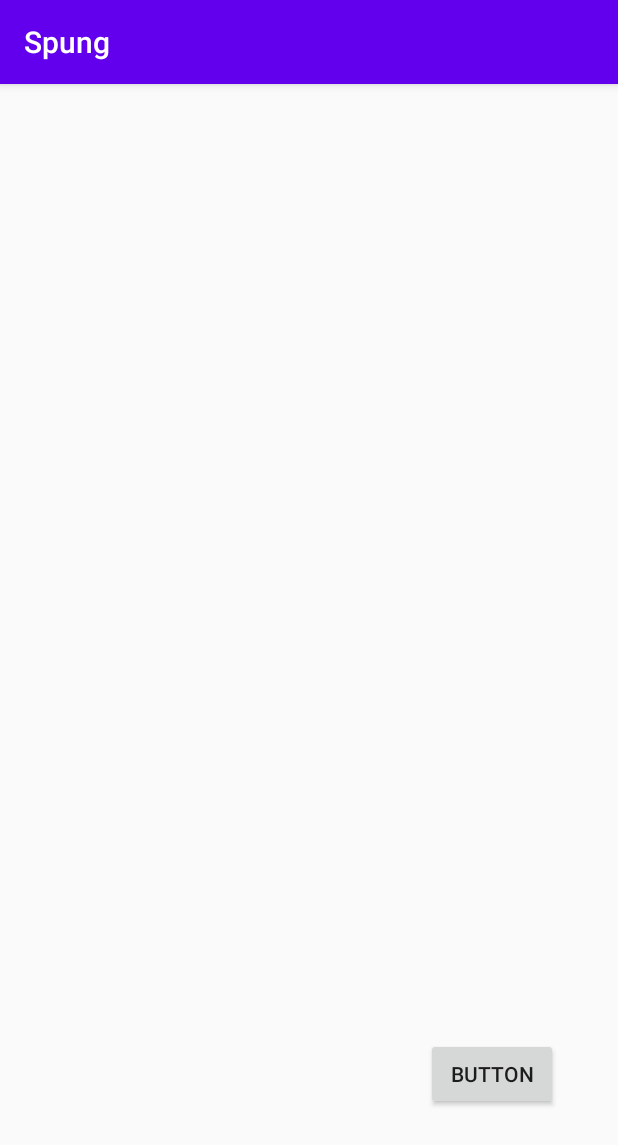
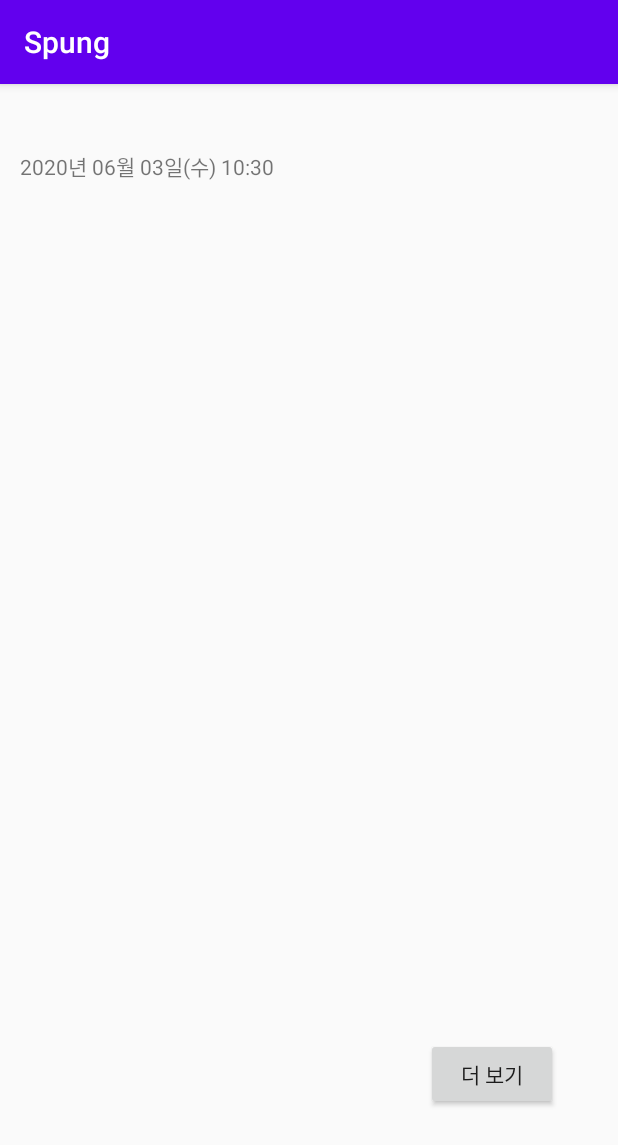
Before and after one commit to KoSangWon/spung, an Android app: the AnalysisDailyActivity screen opened directly, with no data from a screen before it, on a phone screen of 412 x 824 dp. Shown: the top 1145 px of the screen. Run offline under Robolectric (Android 15) with nearby library versions, the phone set to English and light mode, and no system bars.

Commit message:
time
time

```diff
--- a/app/build.gradle
+++ b/app/build.gradle
@@ -8,7 +8,7 @@ android {
 
     defaultConfig {
         applicationId "com.example.spung"
-        minSdkVersion 16
+        minSdkVersion 26
         targetSdkVersion 29
         versionCode 1
         versionName "1.0"
--- a/app/src/main/java/com/example/spung/AnalysisDailyActivity.kt
+++ b/app/src/main/java/com/example/spung/AnalysisDailyActivity.kt
@@ -1,12 +1,21 @@
 package com.example.spung
 
 import android.content.Intent
+import android.os.Build
 import androidx.appcompat.app.AppCompatActivity
 import android.os.Bundle
 import android.view.Menu
+import androidx.annotation.RequiresApi
 import kotlinx.android.synthetic.main.activity_analysis_daily.*
+import java.lang.Thread.sleep
+import java.time.LocalDate
+import java.time.LocalDateTime
+import java.time.ZoneId
+import java.time.ZonedDateTime
+import java.time.format.DateTimeFormatter
 
 class AnalysisDailyActivity : AppCompatActivity() {
+    var day:Array<String> = arrayOf("(월)", "(화)", "(수)", "(목)", "(금)", "(토)", "(일)")
 
     override fun onCreate(savedInstanceState: Bundle?) {
         super.onCreate(savedInstanceState)
@@ -19,5 +28,27 @@ class AnalysisDailyActivity : AppCompatActivity() {
             var i = Intent(this, AnalysisMonthlyActivity::class.java)
             startActivity(i)
         }
+
+        Thread(object : Runnable {
+            override fun run() {
+                while (!Thread.interrupted()) {
+                    Thread.sleep(1000)
+                    runOnUiThread(object : Runnable {
+                        override fun run() {
+                            timetext.setText(getCurrentTime())
+                        }
+                    })
+                }
+            }
+        }).start()
+    }
+
+    private fun getCurrentTime(): String{
+        val formatter = DateTimeFormatter.ofPattern("yyyy년 MM월 dd일")
+        val formatter2 = DateTimeFormatter.ofPattern(" HH:mm")
+        var current = ZonedDateTime.now(ZoneId.of("Asia/Seoul"))
+        var formatted = current.format(formatter)
+        var formatted2 = current.format(formatter2)
+        return formatted + day[LocalDateTime.now().dayOfWeek.value - 1] + formatted2
     }
 }
--- a/app/src/main/res/layout/activity_analysis_daily.xml
+++ b/app/src/main/res/layout/activity_analysis_daily.xml
@@ -13,7 +13,17 @@
         android:layout_marginEnd="40dp"
         android:layout_marginRight="40dp"
         android:layout_marginBottom="84dp"
-        android:text="Button"
+        android:text="더 보기"
         app:layout_constraintBottom_toBottomOf="parent"
         app:layout_constraintEnd_toEndOf="parent" />
+
+    <TextView
+        android:id="@+id/timetext"
+        android:layout_width="wrap_content"
+        android:layout_height="wrap_content"
+        android:layout_marginStart="13dp"
+        android:layout_marginLeft="13dp"
+        android:layout_marginTop="44dp"
+        app:layout_constraintStart_toStartOf="parent"
+        app:layout_constraintTop_toTopOf="parent" />
 </androidx.constraintlayout.widget.ConstraintLayout>
```
